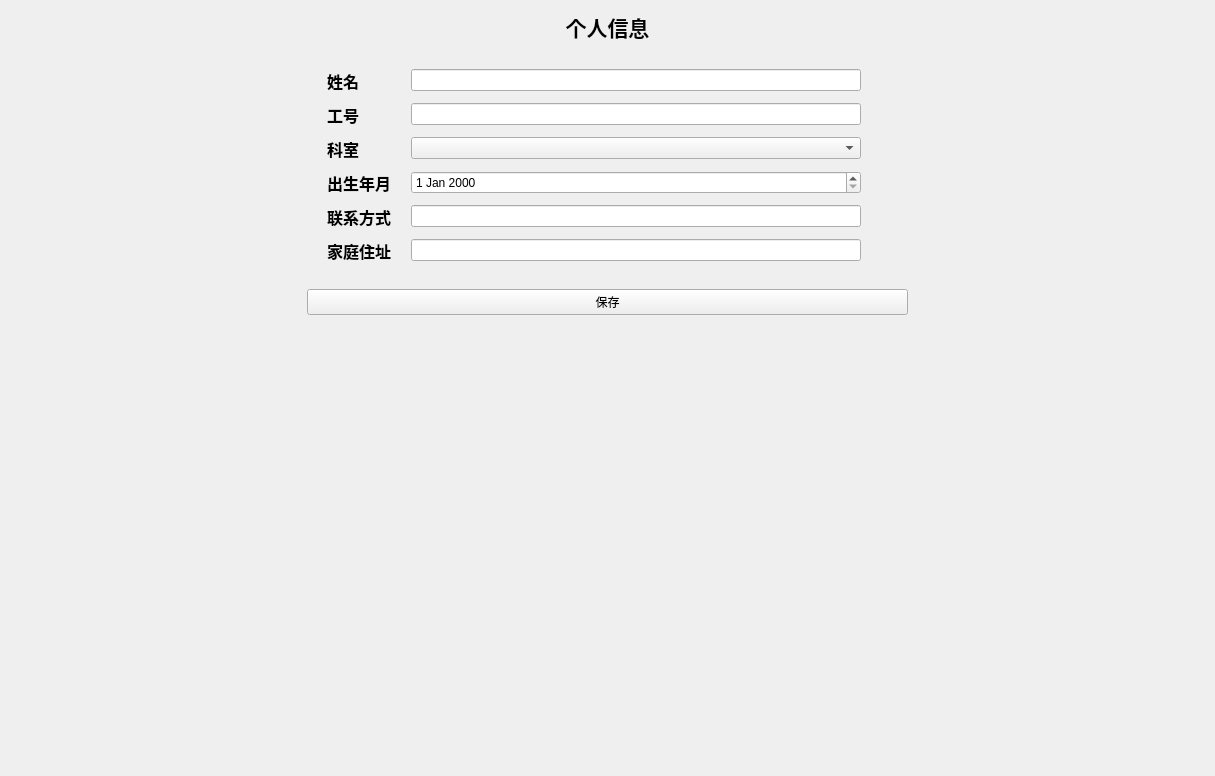
Old version of the form code/doctor/doctorinfopage.ui in the repository laonuo2004/cpp-qt-medical-system.
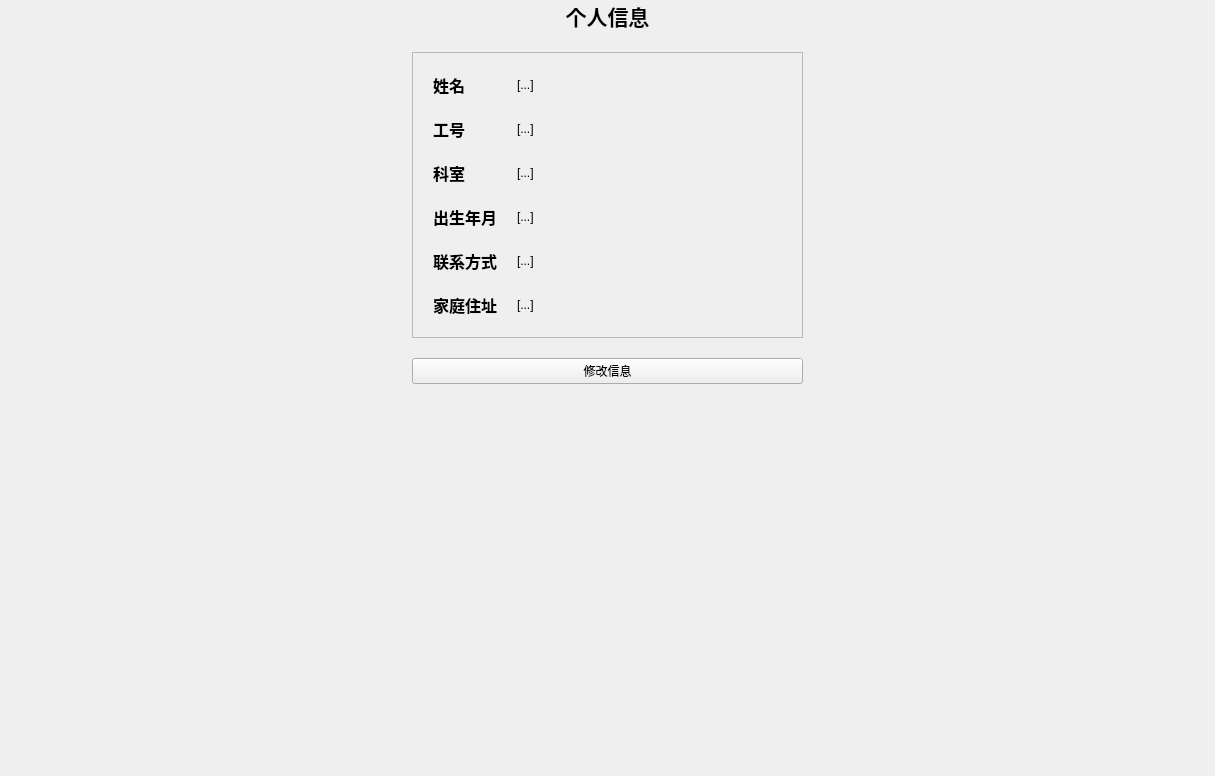
New version of the form. Icons and pictures are not drawn.

What changed in the file:
```diff
--- a/code/doctor/doctorinfopage.ui
+++ b/code/doctor/doctorinfopage.ui
@@ -13,7 +13,22 @@
   <property name="windowTitle">
    <string>Form</string>
   </property>
-  <layout class="QHBoxLayout" name="horizontalLayout">
+  <layout class="QHBoxLayout" name="horizontalLayout_2">
+   <property name="spacing">
+    <number>20</number>
+   </property>
+   <property name="leftMargin">
+    <number>20</number>
+   </property>
+   <property name="topMargin">
+    <number>0</number>
+   </property>
+   <property name="rightMargin">
+    <number>20</number>
+   </property>
+   <property name="bottomMargin">
+    <number>20</number>
+   </property>
    <item>
     <spacer name="horizontalSpacer">
      <property name="orientation">
@@ -21,17 +36,14 @@
      </property>
      <property name="sizeHint" stdset="0">
       <size>
-       <width>75</width>
-       <height>20</height>
+       <width>264</width>
+       <height>17</height>
       </size>
      </property>
     </spacer>
    </item>
    <item>
     <layout class="QVBoxLayout" name="verticalLayout">
-     <property name="topMargin">
-      <number>0</number>
-     </property>
      <item>
       <widget class="QLabel" name="HeaderLabel">
        <property name="font">
@@ -50,10 +62,20 @@
       </widget>
      </item>
      <item>
-      <layout class="QHBoxLayout" name="horizontalLayout_2">
+      <widget class="QFrame" name="CardFrame">
+       <property name="frameShape">
+        <enum>QFrame::StyledPanel</enum>
+       </property>
+       <property name="frameShadow">
+        <enum>QFrame::Raised</enum>
+       </property>
+       <layout class="QHBoxLayout" name="horizontalLayout">
        <property name="spacing">
         <number>20</number>
        </property>
+        <property name="leftMargin">
+         <number>20</number>
+        </property>
        <property name="topMargin">
         <number>20</number>
        </property>
@@ -65,13 +87,13 @@
        </property>
        <item>
         <layout class="QFormLayout" name="formLayout">
+          <property name="formAlignment">
+           <set>Qt::AlignLeading|Qt::AlignLeft|Qt::AlignVCenter</set>
+          </property>
          <property name="horizontalSpacing">
           <number>20</number>
          </property>
          <property name="verticalSpacing">
-          <number>10</number>
-         </property>
-         <property name="leftMargin">
           <number>20</number>
          </property>
          <item row="0" column="0">
@@ -89,18 +111,9 @@
           </widget>
          </item>
          <item row="0" column="1">
-          <widget class="QLineEdit" name="NameInput">
-           <property name="sizePolicy">
-            <sizepolicy hsizetype="Minimum" vsizetype="Fixed">
-             <horstretch>0</horstretch>
-             <verstretch>0</verstretch>
-            </sizepolicy>
-           </property>
-           <property name="minimumSize">
-            <size>
-             <width>450</width>
-             <height>0</height>
-            </size>
+           <widget class="QLabel" name="nameLabel">
+            <property name="text">
+             <string>[...]</string>
            </property>
           </widget>
          </item>
@@ -119,18 +132,9 @@
           </widget>
          </item>
          <item row="1" column="1">
-          <widget class="QLineEdit" name="IdInput">
-           <property name="sizePolicy">
-            <sizepolicy hsizetype="Minimum" vsizetype="Fixed">
-             <horstretch>0</horstretch>
-             <verstretch>0</verstretch>
-            </sizepolicy>
-           </property>
-           <property name="minimumSize">
-            <size>
-             <width>450</width>
-             <height>0</height>
-            </size>
+           <widget class="QLabel" name="idLabel">
+            <property name="text">
+             <string>[...]</string>
            </property>
           </widget>
          </item>
@@ -149,18 +153,9 @@
           </widget>
          </item>
          <item row="2" column="1">
-          <widget class="QComboBox" name="GenderInput">
-           <property name="sizePolicy">
-            <sizepolicy hsizetype="Minimum" vsizetype="Fixed">
-             <horstretch>0</horstretch>
-             <verstretch>0</verstretch>
-            </sizepolicy>
-           </property>
-           <property name="minimumSize">
-            <size>
-             <width>450</width>
-             <height>0</height>
-            </size>
+           <widget class="QLabel" name="departmentLabel">
+            <property name="text">
+             <string>[...]</string>
            </property>
           </widget>
          </item>
@@ -179,18 +174,9 @@
           </widget>
          </item>
          <item row="3" column="1">
-          <widget class="QDateEdit" name="BirthdayInput">
-           <property name="sizePolicy">
-            <sizepolicy hsizetype="Minimum" vsizetype="Fixed">
-             <horstretch>0</horstretch>
-             <verstretch>0</verstretch>
-            </sizepolicy>
-           </property>
-           <property name="minimumSize">
-            <size>
-             <width>450</width>
-             <height>0</height>
-            </size>
+           <widget class="QLabel" name="birthdayLabel">
+            <property name="text">
+             <string>[...]</string>
            </property>
           </widget>
          </item>
@@ -209,18 +195,9 @@
           </widget>
          </item>
          <item row="4" column="1">
-          <widget class="QLineEdit" name="ContactInput">
-           <property name="sizePolicy">
-            <sizepolicy hsizetype="Minimum" vsizetype="Fixed">
-             <horstretch>0</horstretch>
-             <verstretch>0</verstretch>
-            </sizepolicy>
-           </property>
-           <property name="minimumSize">
-            <size>
-             <width>450</width>
-             <height>0</height>
-            </size>
+           <widget class="QLabel" name="contactLabel">
+            <property name="text">
+             <string>[...]</string>
            </property>
           </widget>
          </item>
@@ -239,18 +216,9 @@
           </widget>
          </item>
          <item row="5" column="1">
-          <widget class="QLineEdit" name="AdressInput">
-           <property name="sizePolicy">
-            <sizepolicy hsizetype="Minimum" vsizetype="Fixed">
-             <horstretch>0</horstretch>
-             <verstretch>0</verstretch>
-            </sizepolicy>
-           </property>
-           <property name="minimumSize">
-            <size>
-             <width>450</width>
-             <height>0</height>
-            </size>
+           <widget class="QLabel" name="addressLabel">
+            <property name="text">
+             <string>[...]</string>
            </property>
           </widget>
          </item>
@@ -282,11 +250,12 @@
         </widget>
        </item>
       </layout>
+      </widget>
      </item>
      <item>
       <widget class="QPushButton" name="SaveBtn">
        <property name="text">
-        <string>保存</string>
+        <string>修改信息</string>
        </property>
       </widget>
      </item>
@@ -298,7 +267,7 @@
        <property name="sizeHint" stdset="0">
         <size>
          <width>20</width>
-         <height>40</height>
+         <height>76</height>
         </size>
        </property>
       </spacer>
@@ -312,8 +281,8 @@
      </property>
      <property name="sizeHint" stdset="0">
       <size>
-       <width>75</width>
-       <height>20</height>
+       <width>263</width>
+       <height>17</height>
       </size>
      </property>
     </spacer>
```
Left out of the diff: 3 changed lines with no effect on the pictures. Lines whose indentation alone changed are shown as unchanged.
